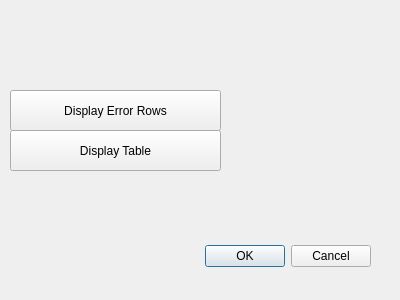
Above: src/dialogforerror.ui from dnewell/AcuitySTAR-Dashboard before the change. Below: the same form after it.
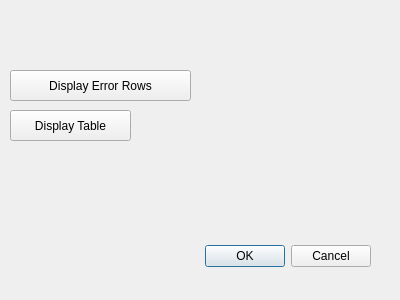
That is the form after the change.

```diff
--- a/src/dialogforerror.ui
+++ b/src/dialogforerror.ui
@@ -39,9 +39,9 @@
    <property name="geometry">
     <rect>
      <x>10</x>
-     <y>90</y>
-     <width>211</width>
-     <height>41</height>
+     <y>70</y>
+     <width>181</width>
+     <height>31</height>
     </rect>
    </property>
    <property name="text">
@@ -52,9 +52,9 @@
    <property name="geometry">
     <rect>
      <x>10</x>
-     <y>130</y>
-     <width>211</width>
-     <height>41</height>
+     <y>110</y>
+     <width>121</width>
+     <height>31</height>
     </rect>
    </property>
    <property name="text">
```
Left out of the diff: 2 changed lines with no effect on the pictures.
